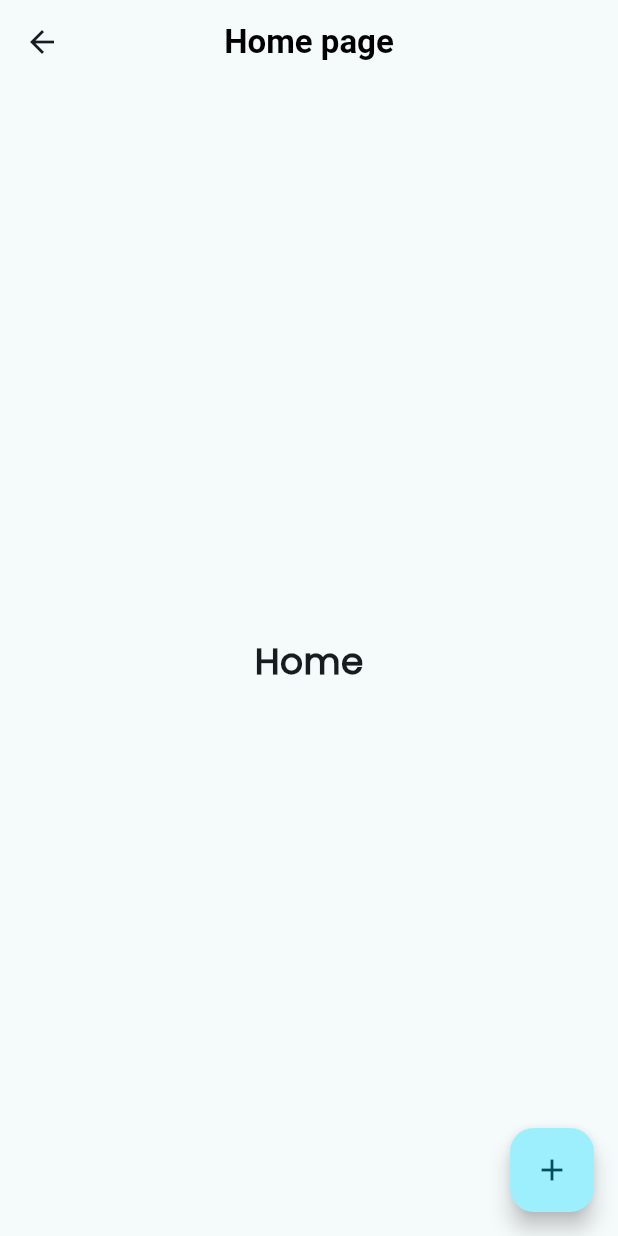
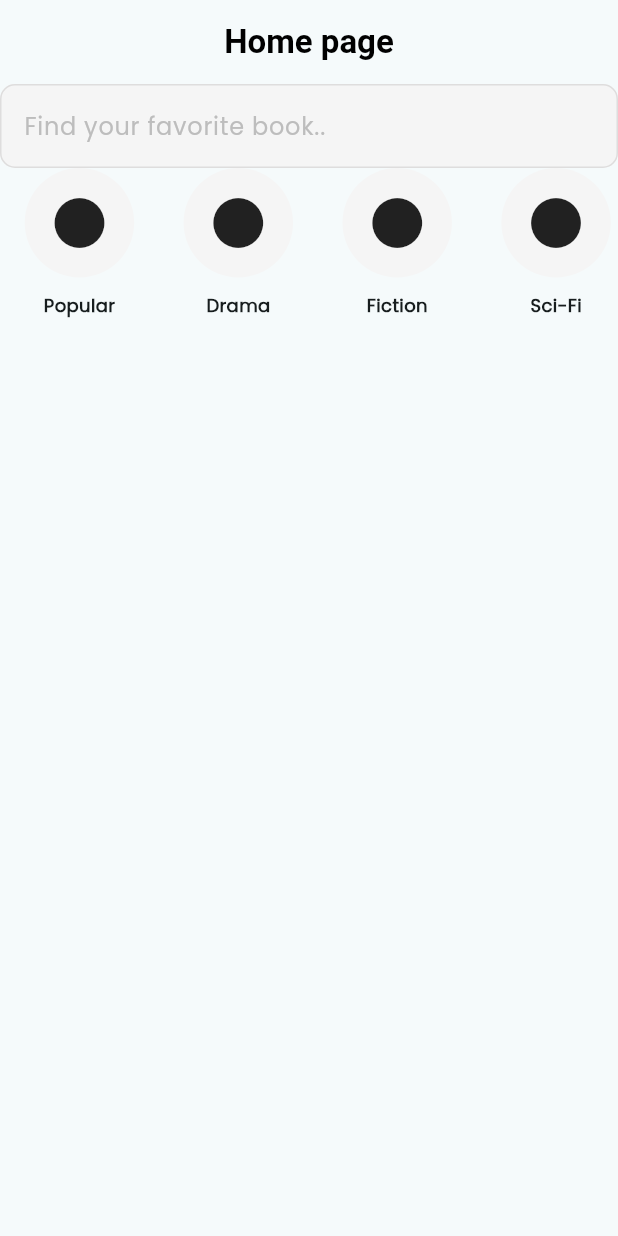
Before and after one commit to zahrajabar6/My-Book-Store-flutter, a Flutter app: the screen it shows after launch, after a tap on "LOGIN", on a phone screen of 412 x 824 dp. Run offline on Flutter 3.47's test engine with Material 2 defaults, Android fonts, the phone set to English and light mode, and no system bars; missing offline and left inert: dart:ffi.

Commit message:
category

```diff
--- /dev/null
+++ b/lib/component/category.dart
@@ -0,0 +1,43 @@
+import 'package:flutter/material.dart';
+
+class CategoriesWidget extends StatelessWidget {
+  const CategoriesWidget({
+    super.key,
+    required this.icon,
+    required this.category,
+    required this.width,
+    required this.height,
+  });
+
+  final IconData icon;
+  final String category;
+  final double width;
+  final double height;
+
+  @override
+  Widget build(BuildContext context) {
+    return Column(
+      children: [
+        Container(
+          margin: EdgeInsets.symmetric(horizontal: width * 0.02),
+          decoration: BoxDecoration(
+              color: Colors.grey.shade100, shape: BoxShape.circle),
+          child: Padding(
+            padding: EdgeInsets.all(width * 0.02),
+            child: Icon(
+              icon,
+              size: 40,
+            ),
+          ),
+        ),
+        const SizedBox(
+          height: 10,
+        ),
+        Text(
+          category,
+          style: const TextStyle(fontSize: 12, fontWeight: FontWeight.bold),
+        ),
+      ],
+    );
+  }
+}
--- a/lib/component/sign_with.dart
+++ b/lib/component/sign_with.dart
@@ -46,14 +46,14 @@ class SignWithWidget extends StatelessWidget {
             MyContainer(
               width: width,
               height: height,
-              imgURL: 'assets/google_icon.png',
+              imgURL: 'assets/images/google_icon.png',
               text: 'GOOGLE',
             ),
             SizedBox(width: width * 0.04),
             MyContainer(
               width: width,
               height: height,
-              imgURL: 'assets/facebook_icon.png',
+              imgURL: 'assets/images/facebook_icon.png',
               text: 'FACEBOOK',
             )
           ],
--- /dev/null
+++ b/lib/models/book.dart
@@ -0,0 +1,28 @@
+import 'dart:ffi';
+
+class Book {
+  final String bookTitle;
+  final String bookAuther;
+  final String bookDescription;
+  final String bookPrice;
+  final Double bookRate;
+  final String bookCategory;
+
+  Book({
+    required this.bookTitle,
+    required this.bookAuther,
+    required this.bookDescription,
+    required this.bookPrice,
+    required this.bookRate,
+    required this.bookCategory,
+  });
+
+  static List categories = [
+    'Popular',
+    'Drama',
+    'Fiction',
+    'Sci-Fi',
+    'Psycho',
+    'Socio'
+  ];
+}
--- a/lib/view/home_screen.dart
+++ b/lib/view/home_screen.dart
@@ -1,4 +1,6 @@
+import 'package:book_store/component/category.dart';
 import 'package:book_store/constant.dart';
+import 'package:book_store/models/book.dart';
 import 'package:flutter/material.dart';
 
 class HomePage extends StatelessWidget {
@@ -6,20 +8,34 @@ class HomePage extends StatelessWidget {
 
   @override
   Widget build(BuildContext context) {
+    Size size = MediaQuery.of(context).size;
+    double width = size.width;
+    double height = size.height;
     return Scaffold(
       appBar: AppBar(
         title: const Text('Home page'),
+        automaticallyImplyLeading: false,
       ),
-      body: const Center(
-        child: Text(
-          'Home',
-          style: bigTitleTextStyle,
+      body: ListView(scrollDirection: Axis.vertical, children: [
+        TextField(
+          decoration: kTextFieldDecoration.copyWith(
+              hintText: 'Find your favorite book..',
+              fillColor: Colors.grey.shade100),
         ),
-      ),
-      floatingActionButton: FloatingActionButton(
-        child: const Icon(Icons.add),
-        onPressed: () {},
-      ),
+        SizedBox(
+          height: height * 0.30,
+          child: ListView(
+              scrollDirection: Axis.horizontal,
+              children: Book.categories
+                  .map((e) => CategoriesWidget(
+                        category: e,
+                        icon: Icons.circle,
+                        height: width,
+                        width: height,
+                      ))
+                  .toList()),
+        ),
+      ]),
     );
   }
 }
```
Also changed, not shown: pubspec.yaml (+3 -53 lines), assets/images/atom-solid.svg (added), assets/images/atom.png (added), assets/images/facebook_icon.png (renamed from assets/facebook_icon.png), assets/images/google_icon.png (renamed from assets/google_icon.png), assets/images/star.png (added), pubspec.lock.
